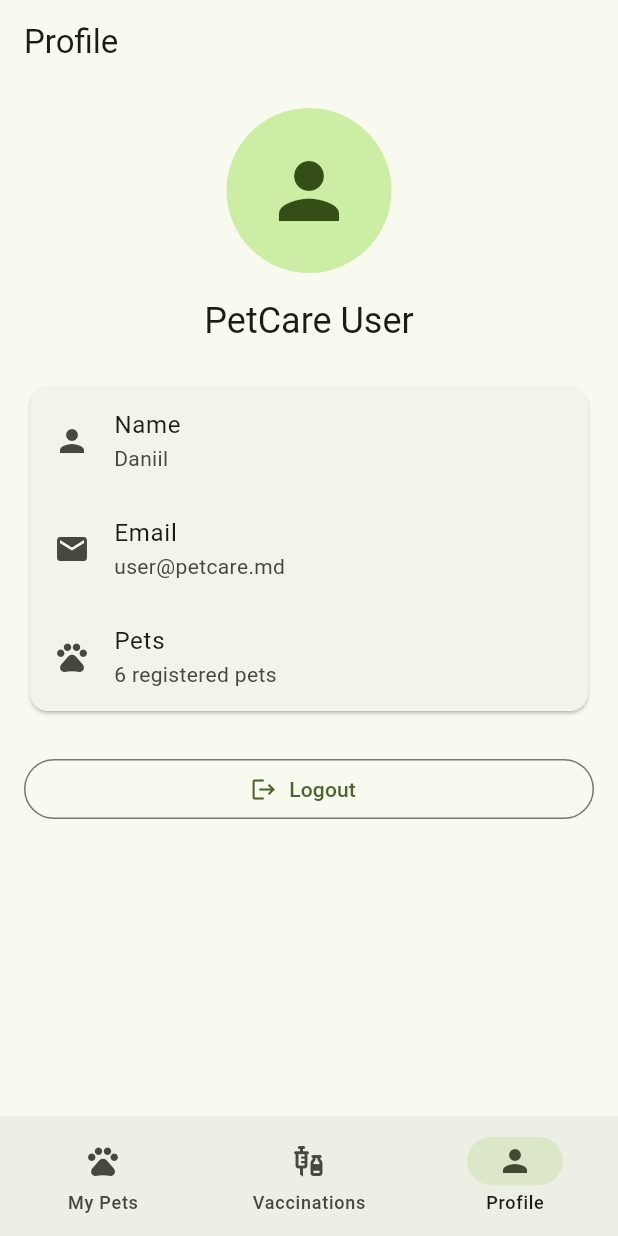
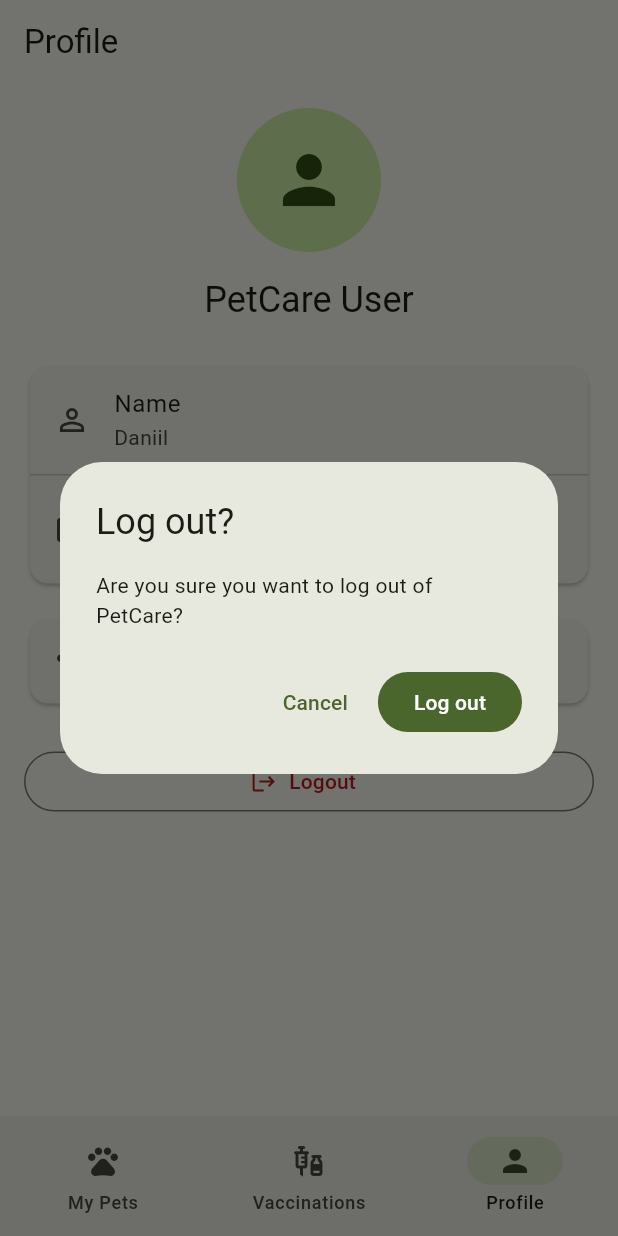
Before and after one commit to Raval3593rgb/PAM, a Flutter app: the ProfileScreen screen opened by its route, after a tap on "Logout", on a phone screen of 412 x 824 dp. Run offline on Flutter 3.47's test engine with Material 3 defaults, Android fonts, the phone set to English and light mode, and no system bars; our stand-ins replace go_router.

Commit message:
Add logout confirmation dialog

```diff
--- a/lib/screens/profile_screen.dart
+++ b/lib/screens/profile_screen.dart
@@ -1,7 +1,43 @@
+
 import 'package:flutter/material.dart';
+import 'package:go_router/go_router.dart';
+
+import '../data/mock_data.dart';
 
 class ProfileScreen extends StatelessWidget {
   const ProfileScreen({super.key});
+
+  Future<void> _confirmLogout(BuildContext context) async {
+    final shouldLogout = await showDialog<bool>(
+      context: context,
+      builder: (dialogContext) {
+        return AlertDialog(
+          title: const Text('Log out?'),
+          content: const Text(
+            'Are you sure you want to log out of PetCare?',
+          ),
+          actions: [
+            TextButton(
+              onPressed: () {
+                Navigator.pop(dialogContext, false);
+              },
+              child: const Text('Cancel'),
+            ),
+            FilledButton(
+              onPressed: () {
+                Navigator.pop(dialogContext, true);
+              },
+              child: const Text('Log out'),
+            ),
+          ],
+        );
+      },
+    );
+
+    if (shouldLogout == true && context.mounted) {
+      context.go('/login');
+    }
+  }
 
   @override
   Widget build(BuildContext context) {
@@ -14,14 +50,13 @@ class ProfileScreen extends StatelessWidget {
         children: [
           const Center(
             child: CircleAvatar(
-              radius: 55,
+              radius: 48,
               child: Icon(
                 Icons.person,
-                size: 60,
+                size: 52,
               ),
             ),
           ),
-
           const SizedBox(height: 16),
 
           Center(
@@ -30,39 +65,45 @@ class ProfileScreen extends StatelessWidget {
               style: Theme.of(context).textTheme.headlineSmall,
             ),
           ),
-
           const SizedBox(height: 24),
 
           const Card(
             child: Column(
               children: [
                 ListTile(
-                  leading: Icon(Icons.person),
+                  leading: Icon(Icons.person_outline),
                   title: Text('Name'),
                   subtitle: Text('Daniil'),
                 ),
+                Divider(height: 1),
                 ListTile(
-                  leading: Icon(Icons.email),
+                  leading: Icon(Icons.email_outlined),
                   title: Text('Email'),
                   subtitle: Text('user@petcare.md'),
-                ),
-                ListTile(
-                  leading: Icon(Icons.pets),
-                  title: Text('Pets'),
-                  subtitle: Text('6 registered pets'),
                 ),
               ],
             ),
           ),
+          const SizedBox(height: 16),
 
+          Card(
+            child: ListTile(
+              leading: const Icon(Icons.pets),
+              title: const Text('Registered pets'),
+              trailing: Text(
+                '${mockPets.length}',
+                style: Theme.of(context).textTheme.titleLarge,
+              ),
+            ),
+          ),
           const SizedBox(height: 24),
 
-          SizedBox(
-            width: double.infinity,
-            child: OutlinedButton.icon(
-              onPressed: () {},
-              icon: const Icon(Icons.logout),
-              label: const Text('Logout'),
+          OutlinedButton.icon(
+            onPressed: () => _confirmLogout(context),
+            icon: const Icon(Icons.logout),
+            label: const Text('Logout'),
+            style: OutlinedButton.styleFrom(
+              foregroundColor: Theme.of(context).colorScheme.error,
             ),
           ),
         ],
```
